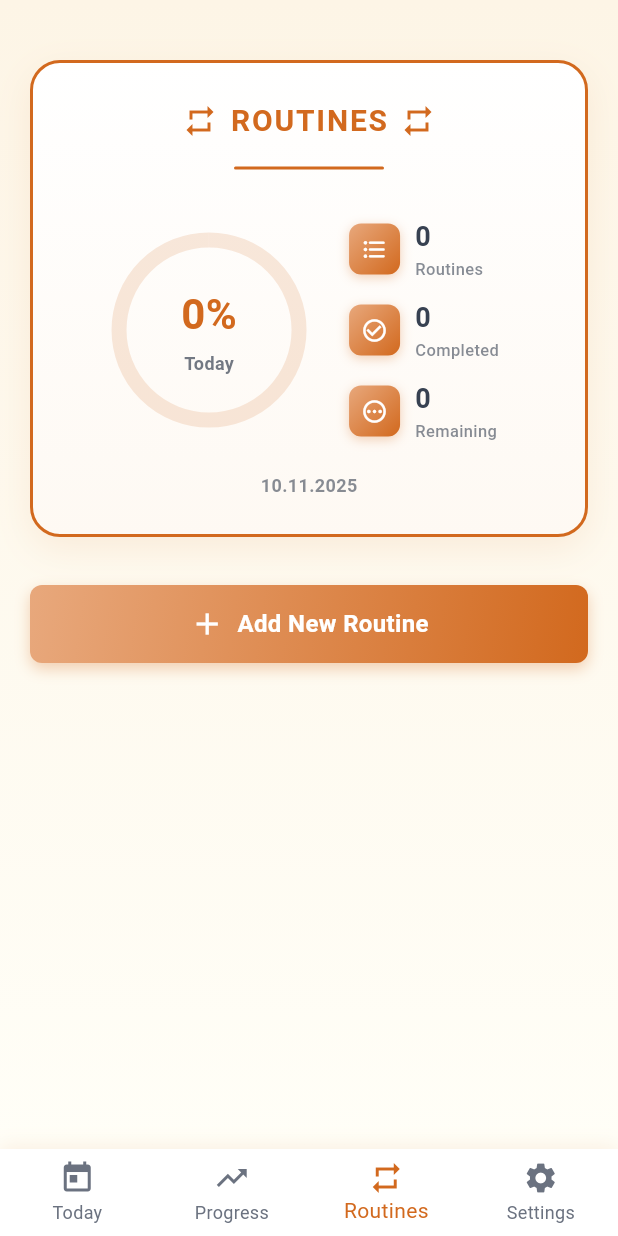
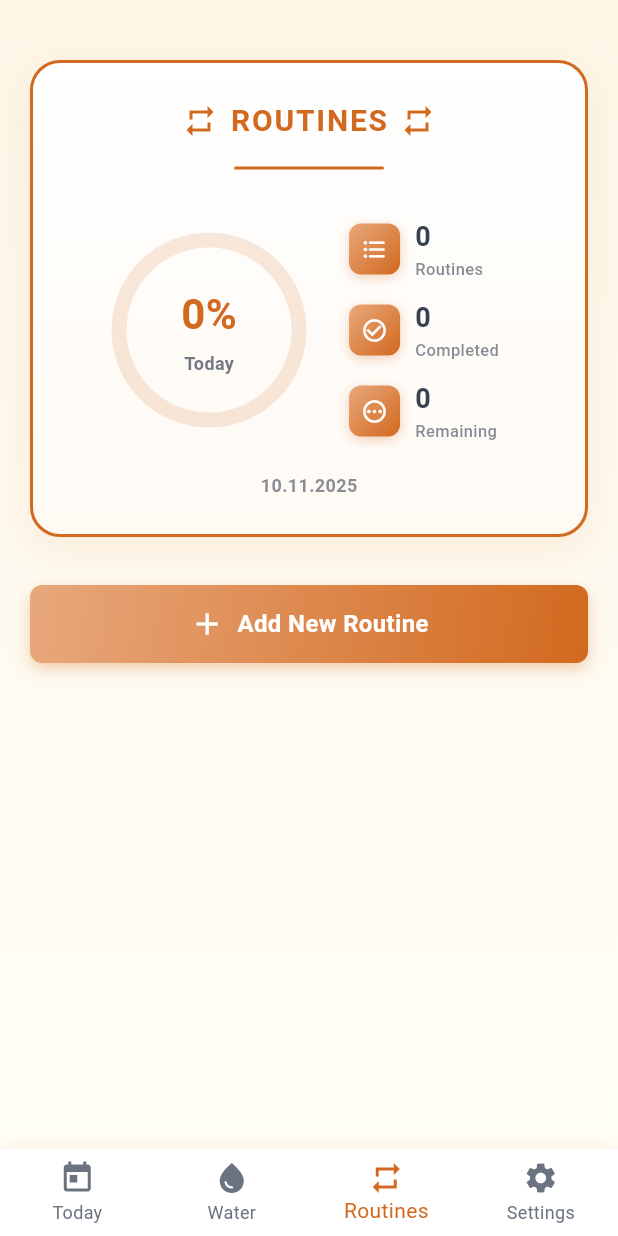
Before and after one commit to yigitalisonmez/me_hub, a Flutter app: the screen it shows after launch, swiped to page 3, on a phone screen of 412 x 824 dp. Run offline on Flutter 3.47's test engine with Material 3 defaults, Android fonts, the phone set to English and light mode, and no system bars; our stand-ins replace hive, hive_flutter, lottie, shared_preferences, timeline_tile; accounts and stored records are empty; network calls fail; statements that could not run were skipped.

Commit message:
add water tracking 1.0

```diff
--- a/lib/main.dart
+++ b/lib/main.dart
@@ -23,9 +23,16 @@ import 'features/celebration/presentation/widgets/celebration_overlay.dart';
 import 'features/routines/presentation/pages/routines_page.dart';
 import 'features/routines/presentation/providers/routines_provider.dart';
 import 'features/routines/data/datasources/routine_local_datasource.dart';
-import 'features/routines/data/repositories/routine_repository_impl.dart' as RoutinesRepo;
+import 'features/routines/data/repositories/routine_repository_impl.dart'
+    as RoutinesRepo;
 import 'features/routines/domain/usecases/usecases.dart' as RoutinesUsecases;
 import 'features/routines/domain/entities/routine.dart' as RoutineEntities;
+import 'features/water/presentation/pages/water_page.dart';
+import 'features/water/presentation/providers/water_provider.dart';
+import 'features/water/data/datasources/water_local_datasource.dart';
+import 'features/water/data/repositories/water_repository_impl.dart';
+import 'features/water/domain/usecases/usecases.dart' as WaterUsecases;
+import 'features/water/domain/entities/water_intake.dart';
 
 void main() async {
   WidgetsFlutterBinding.ensureInitialized();
@@ -38,27 +45,36 @@ void main() async {
   Hive.registerAdapter(DailyTodoModelAdapter());
   Hive.registerAdapter(RoutineEntities.RoutineItemAdapter());
   Hive.registerAdapter(RoutineEntities.RoutineAdapter());
+  Hive.registerAdapter(WaterIntakeAdapter());
+  Hive.registerAdapter(WaterLogAdapter());
 
-  // Todo data source'unu başlat
+  // Data source'ları başlat
   final todoDataSource = TodoLocalDataSourceImpl();
   await todoDataSource.init();
   final routinesDataSource = RoutineLocalDataSourceImpl();
   await routinesDataSource.init();
+  final waterBox = await Hive.openBox<WaterIntake>('water_intake');
+  final waterDataSource = WaterLocalDataSource(waterBox);
 
-  runApp(MeHubApp(
-    todoDataSource: todoDataSource,
-    routinesDataSource: routinesDataSource,
-  ));
+  runApp(
+    MeHubApp(
+      todoDataSource: todoDataSource,
+      routinesDataSource: routinesDataSource,
+      waterDataSource: waterDataSource,
+    ),
+  );
 }
 
 class MeHubApp extends StatelessWidget {
   final TodoLocalDataSource todoDataSource;
   final RoutineLocalDataSource routinesDataSource;
+  final WaterLocalDataSource waterDataSource;
 
   const MeHubApp({
     super.key,
     required this.todoDataSource,
     required this.routinesDataSource,
+    required this.waterDataSource,
   });
 
   @override
@@ -69,8 +85,12 @@ class MeHubApp extends StatelessWidget {
           create: (_) => TodoRepositoryImpl(localDataSource: todoDataSource),
         ),
         Provider<RoutinesRepo.RoutineRepositoryImpl>(
-          create: (_) => RoutinesRepo.RoutineRepositoryImpl(local: routinesDataSource),
-      ),
+          create: (_) =>
+              RoutinesRepo.RoutineRepositoryImpl(local: routinesDataSource),
+        ),
+        Provider<WaterRepositoryImpl>(
+          create: (_) => WaterRepositoryImpl(waterDataSource),
+        ),
         ChangeNotifierProvider<TodoProvider>(
           create: (context) => TodoProvider(
             getTodayTodos: GetTodayTodos(context.read<TodoRepositoryImpl>()),
@@ -96,6 +116,22 @@ class MeHubApp extends StatelessWidget {
             ),
             deleteRoutine: RoutinesUsecases.DeleteRoutine(
               context.read<RoutinesRepo.RoutineRepositoryImpl>(),
+            ),
+          ),
+        ),
+        ChangeNotifierProvider<WaterProvider>(
+          create: (context) => WaterProvider(
+            getTodayWaterIntake: WaterUsecases.GetTodayWaterIntake(
+              context.read<WaterRepositoryImpl>(),
+            ),
+            addWater: WaterUsecases.AddWater(
+              context.read<WaterRepositoryImpl>(),
+            ),
+            removeLastLog: WaterUsecases.RemoveLastLog(
+              context.read<WaterRepositoryImpl>(),
+            ),
+            getWaterHistory: WaterUsecases.GetWaterHistory(
+              context.read<WaterRepositoryImpl>(),
             ),
           ),
         ),
@@ -157,7 +193,7 @@ class _HomePageState extends State<HomePage> {
       },
       children: [
         _buildHomeContent(),
-        _buildProgressPage(),
+        const WaterPage(),
         const RoutinesPage(),
         _buildSettingsPage(),
       ],
@@ -177,24 +213,6 @@ class _HomePageState extends State<HomePage> {
               _buildMainCard(context),
               const SizedBox(height: 20),
               _buildQuickActions(context),
-              const SizedBox(height: 20), // Bottom padding for navigation bar
-            ],
-          ),
-        ),
-      ),
-    );
-  }
-
-  Widget _buildProgressPage() {
-    return Container(
-      decoration: const BoxDecoration(gradient: AppColors.backgroundGradient),
-      child: SafeArea(
-        child: SingleChildScrollView(
-          padding: const EdgeInsets.all(20),
-          child: Column(
-            children: [
-              const SizedBox(height: 40),
-              _buildProgressCard(),
               const SizedBox(height: 20), // Bottom padding for navigation bar
             ],
           ),
@@ -239,7 +257,7 @@ class _HomePageState extends State<HomePage> {
               ),
             ],
           ),
-        child: Column(
+          child: Column(
             children: [
               Row(
                 mainAxisAlignment: MainAxisAlignment.center,
@@ -499,93 +517,11 @@ class _HomePageState extends State<HomePage> {
         elevation: 0,
         items: const [
           BottomNavigationBarItem(icon: Icon(Icons.today), label: 'Today'),
-          BottomNavigationBarItem(icon: Icon(Icons.trending_up), label: 'Progress'),
+          BottomNavigationBarItem(icon: Icon(Icons.water_drop), label: 'Water'),
           BottomNavigationBarItem(icon: Icon(Icons.repeat), label: 'Routines'),
-          BottomNavigationBarItem(icon: Icon(Icons.settings), label: 'Settings'),
-        ],
-      ),
-    );
-  }
-
-  Widget _buildProgressCard() {
-    return Container(
-      width: double.infinity,
-      padding: const EdgeInsets.all(24),
-      decoration: BoxDecoration(
-        gradient: AppColors.cardGradient,
-        borderRadius: BorderRadius.circular(20),
-        boxShadow: [
-          BoxShadow(
-            color: AppColors.primaryOrange.withValues(alpha: 0.1),
-            blurRadius: 20,
-            offset: const Offset(0, 8),
-          ),
-        ],
-      ),
-      child: Column(
-        children: [
-          Row(
-            mainAxisAlignment: MainAxisAlignment.center,
-            children: [
-              const Icon(
-                Icons.trending_up,
-                color: AppColors.primaryOrange,
-                size: 24,
-              ),
-              const SizedBox(width: 8),
-              const Text(
-                'YOUR PROGRESS',
-                style: TextStyle(
-                  fontSize: 20,
-                  fontWeight: FontWeight.bold,
-                  color: AppColors.primaryOrange,
-                  letterSpacing: 1.2,
-                ),
-              ),
-              const SizedBox(width: 8),
-              const Icon(
-                Icons.trending_up,
-                color: AppColors.primaryOrange,
-                size: 24,
-              ),
-            ],
-          ),
-          Container(
-            height: 2,
-            width: 100,
-            margin: const EdgeInsets.symmetric(vertical: 16),
-            decoration: BoxDecoration(
-              color: AppColors.primaryOrange,
-              borderRadius: BorderRadius.circular(1),
-            ),
-          ),
-          const SizedBox(height: 20),
-          const Icon(Icons.analytics, size: 60, color: AppColors.primaryOrange),
-          const SizedBox(height: 16),
-          const Text(
-            'Track your daily progress and see your growth over time',
-            textAlign: TextAlign.center,
-            style: TextStyle(
-              fontSize: 16,
-              color: AppColors.darkGrey,
-              height: 1.4,
-            ),
-          ),
-          const SizedBox(height: 24),
-          Container(
-            padding: const EdgeInsets.symmetric(horizontal: 12, vertical: 6),
-            decoration: BoxDecoration(
-              color: AppColors.primaryOrange.withValues(alpha: 0.1),
-              borderRadius: BorderRadius.circular(12),
-            ),
-            child: const Text(
-              'Analytics',
-              style: TextStyle(
-                color: AppColors.primaryOrange,
-                fontSize: 12,
-                fontWeight: FontWeight.w600,
-              ),
-            ),
+          BottomNavigationBarItem(
+            icon: Icon(Icons.settings),
+            label: 'Settings',
           ),
         ],
       ),
```
